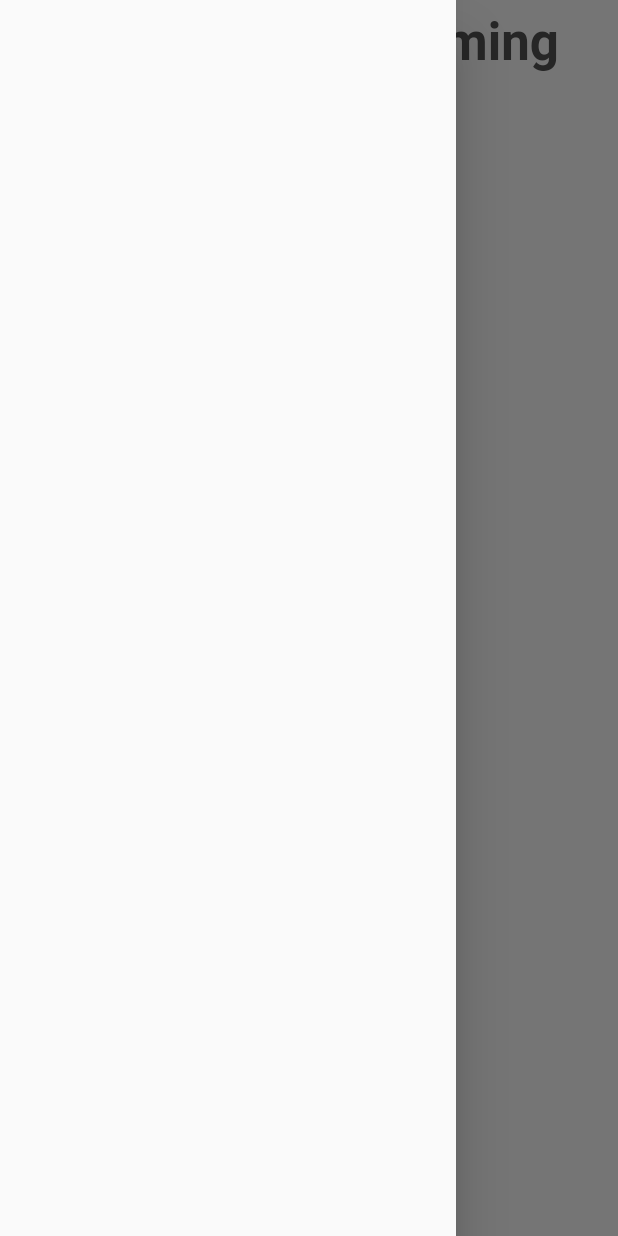
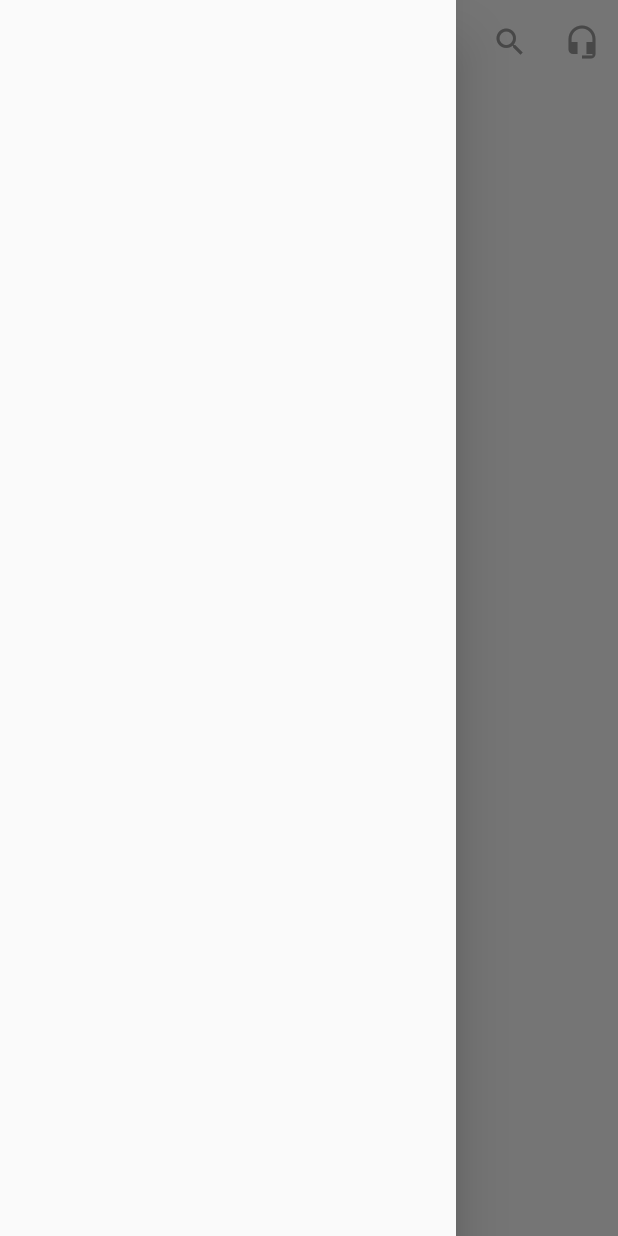
Before and after one commit to TableTopOrg/Knot, a Flutter app: the FloatingNote screen opened directly with sample values from the repository, with the side drawer open, on a phone screen of 412 x 824 dp. Run offline on Flutter 3.47's test engine with Material 2 defaults, Android fonts, the phone set to English and light mode, and no system bars; our stand-ins replace firebase_core, flutter_svg, font_awesome_flutter, loading_indicator, permission_handler, speech_to_text; missing offline and left inert: flutter_sound, google_speech; accounts and stored records are empty.

Commit message:
Update note_page.dart

```diff
--- a/lib/pages/note/note_page.dart
+++ b/lib/pages/note/note_page.dart
@@ -4,7 +4,8 @@ import 'package:knot/constants.dart';
 import 'package:knot/notes/notes.dart';
 import 'package:knot/pages/audio_record/audio_record.dart';
 import 'package:knot/pages/note/components/note_page_body.dart';
-
+import 'package:knot/pages/speech_to_text/audio_to_text.dart';
+import 'package:knot/pages/speech_to_text/realtime_speech_to_text.dart';
 import '../audio_record/audio_play.dart';
 
 class FloatingNote extends StatefulWidget {
@@ -43,6 +44,33 @@ class _FloatingNoteState extends State<FloatingNote> {
             Navigator.pop(context);
           },
           icon: SvgPicture.asset("assets/icons/back.svg")),
+        actions: <Widget>[
+    IconButton(
+    icon: Icon(Icons.search),
+    onPressed: () {
+    // 아이콘 버튼 실행
+
+    Navigator.push(
+        context,
+    MaterialPageRoute(builder: (context) => MyHomePage(title: 'Flutter Demo Home Page')),
+          );
+        },
+    color: Colors.grey,
+    ),
+          IconButton(
+            icon: Icon(Icons.headset_mic),
+            onPressed: () {
+              // 아이콘 버튼 실행
+
+              Navigator.push(
+                context,
+                MaterialPageRoute(builder: (context) => SpeechSampleApp()),
+              );
+            },
+            color: Colors.grey,
+          )
+    ],
+
     );
   }
 }
```
